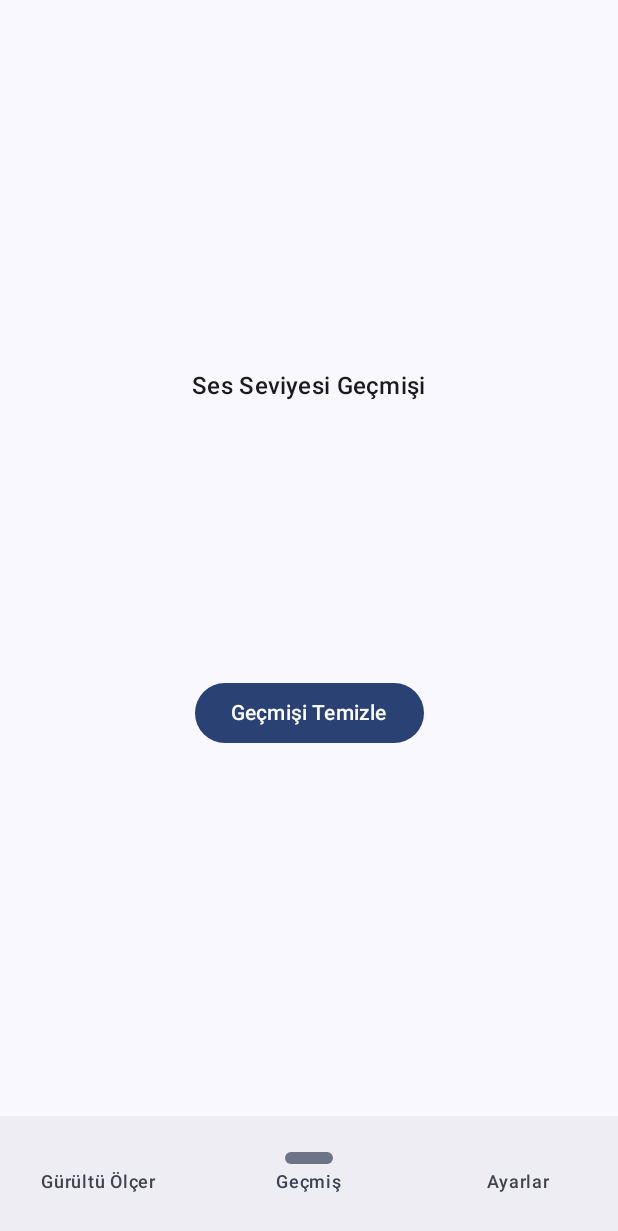
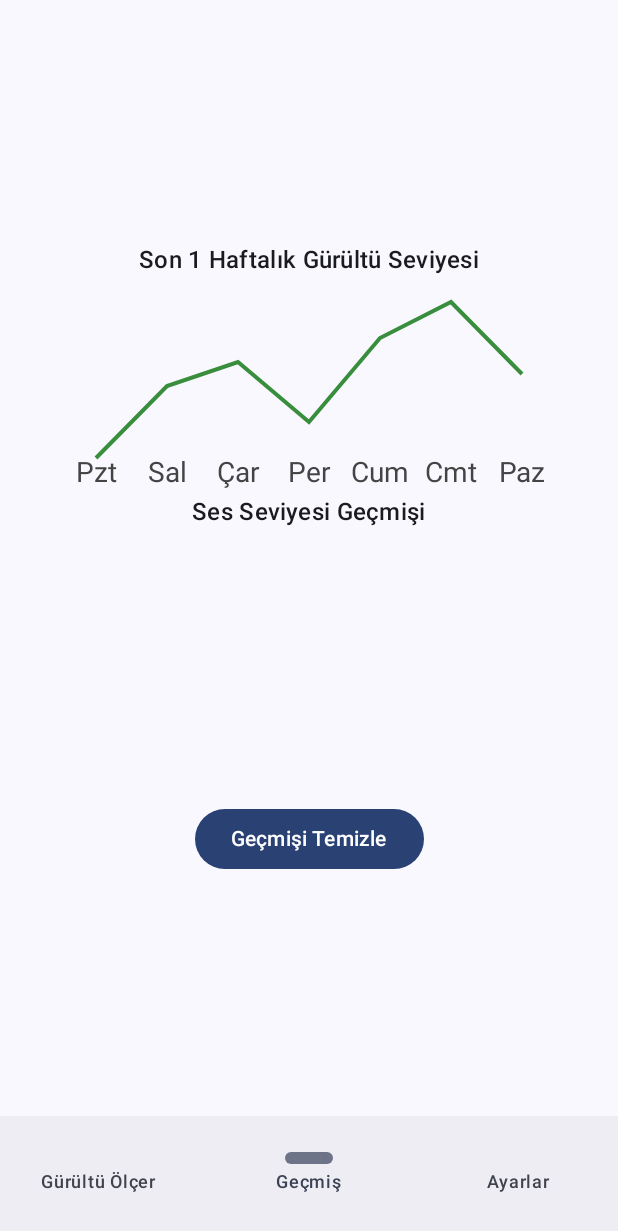
Before and after one commit to AbdullahSahin1/NoiseMeterAlerter, an Android app built with Jetpack Compose: the HistoryScreen screen opened through its navigation route, on a phone screen of 412 x 824 dp. Shown: the top 1231 px of the screen. Run offline under Robolectric (Android 15) with nearby library versions, the phone set to English and light mode, and no system bars.

Commit message:
Geçmiş bölümünde hatalar giderildi

```diff
--- a/app/src/main/java/com/example/noisemeterandalerter/MainActivity.kt
+++ b/app/src/main/java/com/example/noisemeterandalerter/MainActivity.kt
@@ -46,6 +46,7 @@ import android.app.NotificationManager
 import android.content.Context
 import androidx.core.app.NotificationCompat
 import android.widget.Toast
+import androidx.compose.ui.graphics.nativeCanvas
 
 class MainActivity : ComponentActivity() {
     override fun onCreate(savedInstanceState: Bundle?) {
@@ -288,11 +289,45 @@ fun NoiseMeterScreen(
 @Composable
 fun HistoryScreen(history: List<Int>, onClear: () -> Unit) {
     val context = LocalContext.current
+    // Haftalık dummy veri (her gün için ortalama dB)
+    val weeklyData = listOf(62, 68, 70, 65, 72, 75, 69)
+    val days = listOf("Pzt", "Sal", "Çar", "Per", "Cum", "Cmt", "Paz")
     Box(modifier = Modifier.fillMaxSize(), contentAlignment = Alignment.Center) {
         Column(horizontalAlignment = Alignment.CenterHorizontally) {
+            Text(text = "Son 1 Haftalık Gürültü Seviyesi", style = MaterialTheme.typography.titleMedium)
+            Spacer(modifier = Modifier.size(8.dp))
+            // Haftalık grafik
+            Canvas(modifier = Modifier
+                .size(width = 300.dp, height = 120.dp)
+                .padding(8.dp)) {
+                if (weeklyData.isNotEmpty()) {
+                    val maxVal = (weeklyData.maxOrNull() ?: 100).toFloat()
+                    val minVal = (weeklyData.minOrNull() ?: 0).toFloat()
+                    val stepX = size.width / (weeklyData.size - 1).coerceAtLeast(1)
+                    val scaleY = if (maxVal - minVal == 0f) 1f else size.height / (maxVal - minVal)
+                    val path = Path()
+                    weeklyData.forEachIndexed { i, value ->
+                        val x = i * stepX
+                        val y = size.height - (value - minVal) * scaleY
+                        if (i == 0) path.moveTo(x, y) else path.lineTo(x, y)
+                    }
+                    drawPath(path, color = Color(0xFF388E3C), style = Stroke(width = 4f))
+                    // Gün isimlerini alta yaz
+                    days.forEachIndexed { i, day ->
+                        drawContext.canvas.nativeCanvas.apply {
+                            drawText(day, i * stepX, size.height + 24f, android.graphics.Paint().apply {
+                                color = android.graphics.Color.DKGRAY
+                                textSize = 28f
+                                textAlign = android.graphics.Paint.Align.CENTER
+                            })
+                        }
+                    }
+                }
+            }
+            Spacer(modifier = Modifier.size(16.dp))
             Text(text = "Ses Seviyesi Geçmişi", style = MaterialTheme.typography.titleMedium)
             Spacer(modifier = Modifier.size(16.dp))
-            // Grafik Alanı
+            // Eski grafik (anlık geçmiş)
             Canvas(modifier = Modifier
                 .size(width = 300.dp, height = 150.dp)
                 .padding(8.dp)) {
```
